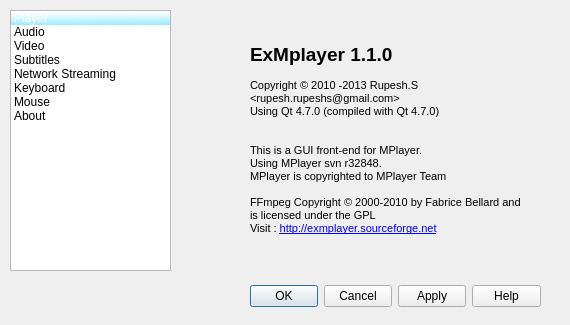
Before: the Qt Designer form src/preferencedialog.ui in rupeshs/ExMplayer, drawn with Qt 5.
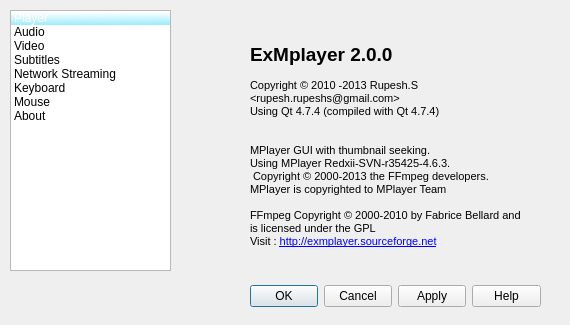
After: the same form once the commit is applied. Icons and pictures are not drawn.

```diff
--- a/src/preferencedialog.ui
+++ b/src/preferencedialog.ui
@@ -1156,7 +1156,7 @@
        <x>70</x>
        <y>20</y>
        <width>351</width>
-       <height>211</height>
+       <height>221</height>
       </rect>
      </property>
      <property name="text">
@@ -1165,15 +1165,16 @@
 p, li { white-space: pre-wrap; }
 &lt;/style&gt;&lt;/head&gt;&lt;body style=&quot; font-family:'MS Shell Dlg 2'; font-size:8.25pt; font-weight:400; font-style:normal;&quot;&gt;
 &lt;p style=&quot;-qt-paragraph-type:empty; margin-top:0px; margin-bottom:0px; margin-left:0px; margin-right:0px; -qt-block-indent:0; text-indent:0px; font-size:8pt;&quot;&gt;&lt;/p&gt;
-&lt;p style=&quot; margin-top:0px; margin-bottom:0px; margin-left:0px; margin-right:0px; -qt-block-indent:0; text-indent:0px;&quot;&gt;&lt;span style=&quot; font-size:14pt; font-weight:600; color:#000000;&quot;&gt;ExMplayer&lt;/span&gt;&lt;span style=&quot; font-size:14pt; font-weight:600; color:#00aa00;&quot;&gt; &lt;/span&gt;&lt;span style=&quot; font-size:14pt; font-weight:600;&quot;&gt;1.1.0&lt;/span&gt;&lt;/p&gt;
+&lt;p style=&quot; margin-top:0px; margin-bottom:0px; margin-left:0px; margin-right:0px; -qt-block-indent:0; text-indent:0px;&quot;&gt;&lt;span style=&quot; font-size:14pt; font-weight:600; color:#000000;&quot;&gt;ExMplayer 2&lt;/span&gt;&lt;span style=&quot; font-size:14pt; font-weight:600;&quot;&gt;.0.0&lt;/span&gt;&lt;/p&gt;
 &lt;p style=&quot;-qt-paragraph-type:empty; margin-top:0px; margin-bottom:0px; margin-left:0px; margin-right:0px; -qt-block-indent:0; text-indent:0px; font-size:8pt; font-weight:600;&quot;&gt;&lt;/p&gt;
 &lt;p style=&quot; margin-top:0px; margin-bottom:0px; margin-left:0px; margin-right:0px; -qt-block-indent:0; text-indent:0px;&quot;&gt;&lt;span style=&quot; font-size:8pt;&quot;&gt;Copyright © 2010 -2013 Rupesh.S &lt;/span&gt;&lt;/p&gt;
 &lt;p style=&quot; margin-top:0px; margin-bottom:0px; margin-left:0px; margin-right:0px; -qt-block-indent:0; text-indent:0px;&quot;&gt;&lt;span style=&quot; font-size:8pt;&quot;&gt;&amp;lt;rupesh.rupeshs@gmail.com&amp;gt;&lt;/span&gt;&lt;/p&gt;
-&lt;p style=&quot; margin-top:0px; margin-bottom:0px; margin-left:0px; margin-right:0px; -qt-block-indent:0; text-indent:0px;&quot;&gt;&lt;span style=&quot; font-size:8pt;&quot;&gt;Using Qt 4.7.0 (compiled with Qt 4.7.0)&lt;/span&gt;&lt;/p&gt;
+&lt;p style=&quot; margin-top:0px; margin-bottom:0px; margin-left:0px; margin-right:0px; -qt-block-indent:0; text-indent:0px;&quot;&gt;&lt;span style=&quot; font-size:8pt;&quot;&gt;Using Qt 4.7.4 (compiled with Qt 4.7.4)&lt;/span&gt;&lt;/p&gt;
 &lt;p style=&quot;-qt-paragraph-type:empty; margin-top:0px; margin-bottom:0px; margin-left:0px; margin-right:0px; -qt-block-indent:0; text-indent:0px; font-size:8pt;&quot;&gt;&lt;/p&gt;
 &lt;p style=&quot;-qt-paragraph-type:empty; margin-top:0px; margin-bottom:0px; margin-left:0px; margin-right:0px; -qt-block-indent:0; text-indent:0px; font-size:8pt;&quot;&gt;&lt;/p&gt;
-&lt;p style=&quot; margin-top:0px; margin-bottom:0px; margin-left:0px; margin-right:0px; -qt-block-indent:0; text-indent:0px;&quot;&gt;&lt;span style=&quot; font-size:8pt;&quot;&gt;This is a GUI front-end for MPlayer.&lt;/span&gt;&lt;/p&gt;
-&lt;p style=&quot; margin-top:0px; margin-bottom:0px; margin-left:0px; margin-right:0px; -qt-block-indent:0; text-indent:0px;&quot;&gt;&lt;span style=&quot; font-size:8pt;&quot;&gt;Using MPlayer svn r32848.&lt;/span&gt;&lt;/p&gt;
+&lt;p style=&quot; margin-top:0px; margin-bottom:0px; margin-left:0px; margin-right:0px; -qt-block-indent:0; text-indent:0px;&quot;&gt;&lt;span style=&quot; font-size:8pt;&quot;&gt;MPlayer GUI with thumbnail seeking.&lt;/span&gt;&lt;/p&gt;
+&lt;p style=&quot; margin-top:0px; margin-bottom:0px; margin-left:0px; margin-right:0px; -qt-block-indent:0; text-indent:0px;&quot;&gt;&lt;span style=&quot; font-size:8pt;&quot;&gt;Using MPlayer Redxii-SVN-r35425-4.6.3.&lt;/span&gt;&lt;/p&gt;
+&lt;p style=&quot; margin-top:0px; margin-bottom:0px; margin-left:0px; margin-right:0px; -qt-block-indent:0; text-indent:0px;&quot;&gt;&lt;span style=&quot; font-size:8pt;&quot;&gt; Copyright © 2000-2013 the FFmpeg developers.&lt;/span&gt;&lt;/p&gt;
 &lt;p style=&quot; margin-top:0px; margin-bottom:0px; margin-left:0px; margin-right:0px; -qt-block-indent:0; text-indent:0px;&quot;&gt;&lt;span style=&quot; font-size:8pt;&quot;&gt;MPlayer is copyrighted to MPlayer Team&lt;/span&gt;&lt;/p&gt;
 &lt;p style=&quot;-qt-paragraph-type:empty; margin-top:0px; margin-bottom:0px; margin-left:0px; margin-right:0px; -qt-block-indent:0; text-indent:0px; font-size:8pt;&quot;&gt;&lt;/p&gt;
 &lt;p style=&quot; margin-top:0px; margin-bottom:0px; margin-left:0px; margin-right:0px; -qt-block-indent:0; text-indent:0px;&quot;&gt;&lt;span style=&quot; font-size:8pt;&quot;&gt;FFmpeg Copyright © 2000-2010 by Fabrice Bellard and&lt;/span&gt;&lt;/p&gt;
```
